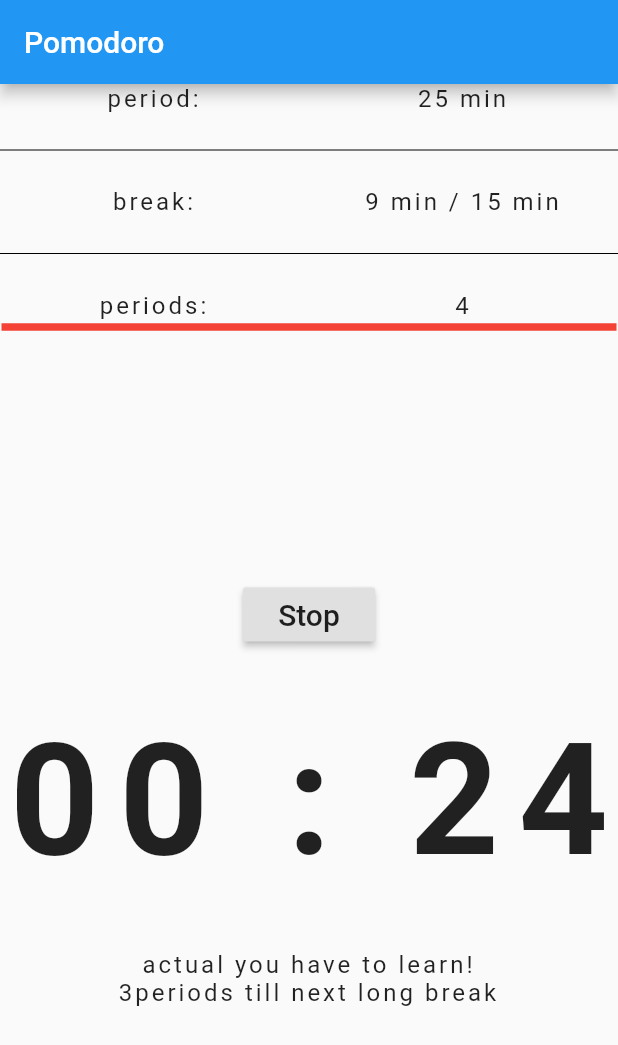
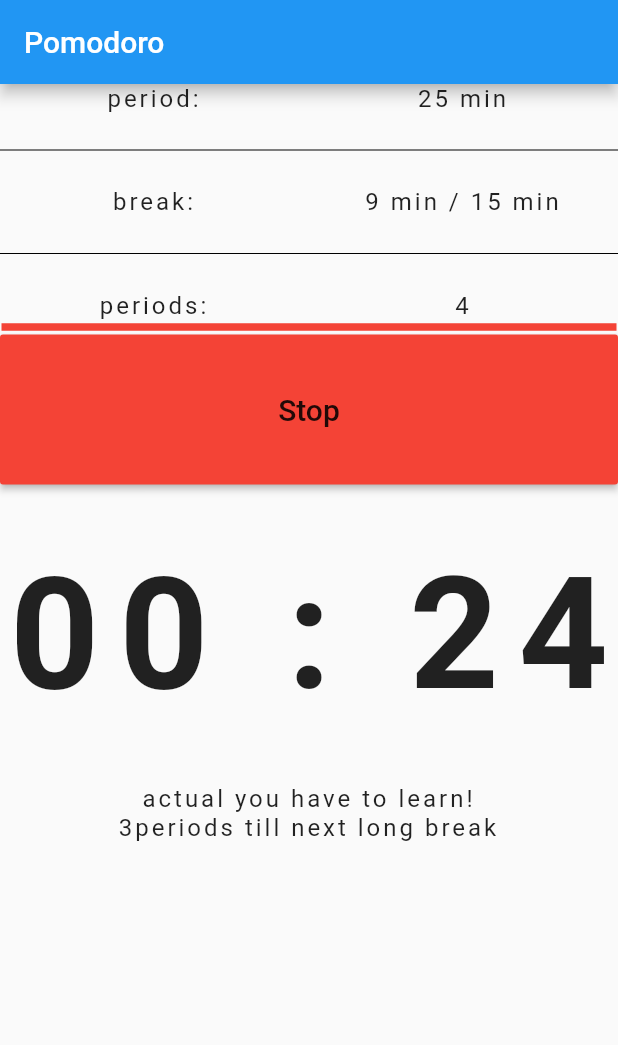
Before and after one commit to mobileappdevhm19/lust-LibraryUniversalSwissTool, a Flutter app: the screen it shows after launch, after a tap on "Start", on a phone screen of 412 x 824 dp. Shown: the top 1045 px of the screen. Run offline on Flutter 3.47's test engine with Material 2 defaults, Android fonts, the phone set to English and light mode, and no system bars; our stand-ins replace charts_flutter.

Commit message:
Start/ Stop button is colorful
pomodoroDescription height is smaller now, otherwise pomodoroTime has not enough space

```diff
--- a/lust/lib/pages/pomodoroPage.dart
+++ b/lust/lib/pages/pomodoroPage.dart
@@ -39,7 +39,7 @@ class _PomodoroState extends State<PomodoroPage> {
               mainAxisAlignment: MainAxisAlignment.spaceEvenly,
               children: [
                 Container(
-                  height: _height*0.40,
+                  //height: _height*0.40,
                   child: new pomodoroDescription(periodTime, shortBreakTime, longBreakTime, countPeriods),
                 ),
                 Expanded(
--- a/lust/lib/widgets/pomodoroPage/pomodoroTimer.dart
+++ b/lust/lib/widgets/pomodoroPage/pomodoroTimer.dart
@@ -36,6 +36,7 @@ class _PomodoroTimerState extends State<PomodoroTimer> {
   Timer _timer;
 
   String startStopBtnText="Start";
+  ColorSwatch startStopBtnColor=Colors.green;
 
 
   _PomodoroTimerState(int periodTime, int shortBreakTime, int longBreakTime, int countPeriods) {
@@ -55,12 +56,18 @@ class _PomodoroTimerState extends State<PomodoroTimer> {
         child: Container(
           child: Column(
             children: <Widget>[
+              SizedBox(
+                width: MediaQuery.of(context).size.width, //screen width
+                height: 100.0,
+                child:
                   RaisedButton(
+                    color: startStopBtnColor,
                     onPressed: () {buttonClicked();},
                     child: Text(
                         '$startStopBtnText',
                         style: TextStyle(fontSize: 20)
                     ),
+                  )
               ),
 
                Container(
@@ -93,12 +100,16 @@ class _PomodoroTimerState extends State<PomodoroTimer> {
     this.setState((){
       if(startStopBtnText=="Start"){
         startStopBtnText="Stop";
+        startStopBtnColor=Colors.red;
         startTimer();
         return; //jut to leave this function
       }
       else{
         startStopBtnText="Start";
+        startStopBtnColor=Colors.green;
+        if(_timer !=null){
           _timer.cancel();
+        }
       }
     });
 
```
Lines whose indentation alone changed are shown as unchanged.
